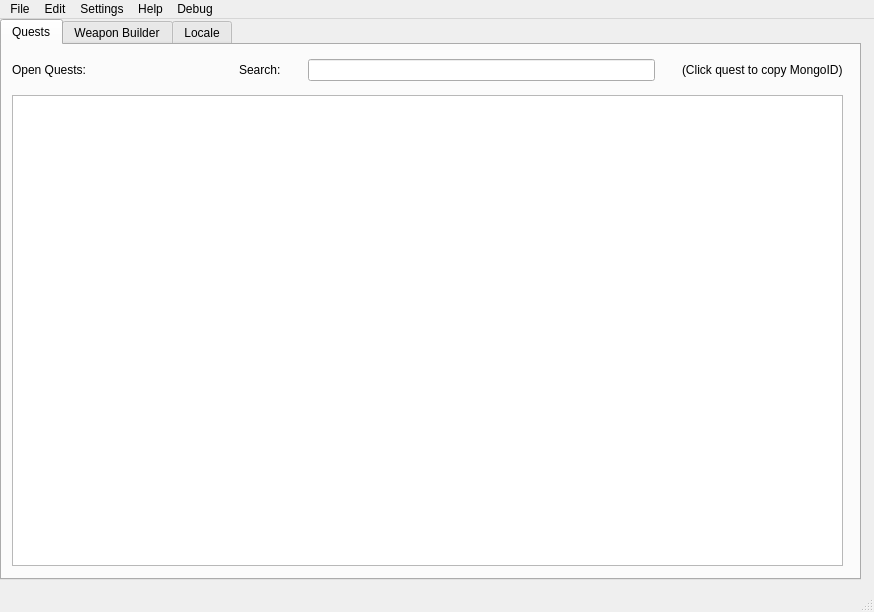
The window that src/gui_main.ui (ThePi1/SPT-Trader-Builder) describes before a commit, drawn with Qt 5.
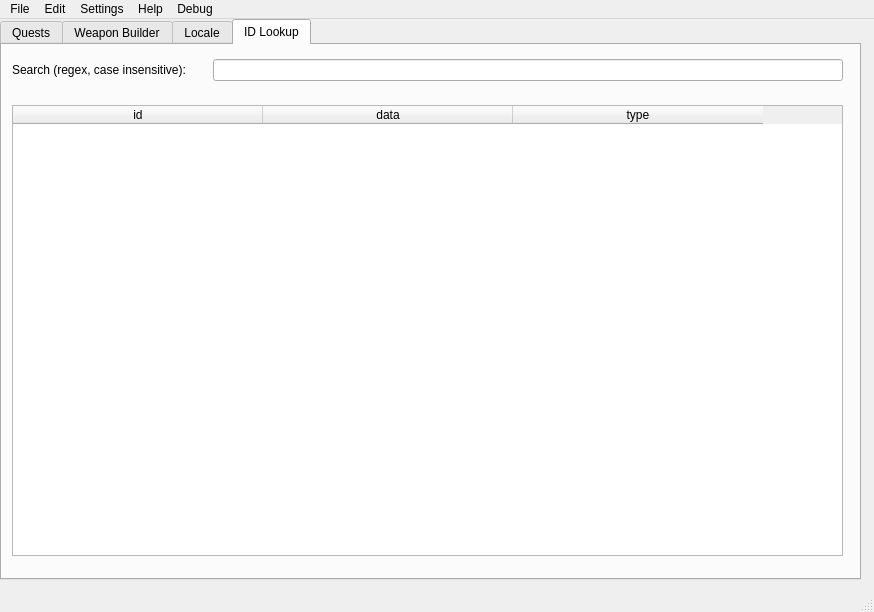
The same window after the commit. Icons and pictures are not drawn.

Commit message: Adding ID lookup in preparation for locale editor

Patch:
```diff
--- a/src/gui_main.ui
+++ b/src/gui_main.ui
@@ -66,7 +66,7 @@
      </font>
     </property>
     <property name="currentIndex">
-     <number>0</number>
+     <number>3</number>
     </property>
     <widget class="QWidget" name="quest_tab">
      <attribute name="title">
@@ -89,6 +89,9 @@
       <property name="focusPolicy">
        <enum>Qt::NoFocus</enum>
       </property>
+      <property name="wordWrap">
+       <bool>false</bool>
+      </property>
      </widget>
      <widget class="QWidget" name="gridLayoutWidget">
       <property name="geometry">
@@ -275,6 +278,76 @@
       <string>Locale</string>
      </attribute>
     </widget>
+    <widget class="QWidget" name="tab">
+     <attribute name="title">
+      <string>ID Lookup</string>
+     </attribute>
+     <widget class="QWidget" name="gridLayoutWidget_2">
+      <property name="geometry">
+       <rect>
+        <x>10</x>
+        <y>10</y>
+        <width>831</width>
+        <height>31</height>
+       </rect>
+      </property>
+      <layout class="QGridLayout" name="gridLayout_2">
+       <property name="horizontalSpacing">
+        <number>27</number>
+       </property>
+       <item row="0" column="1">
+        <widget class="QLineEdit" name="fld_idlookup"/>
+       </item>
+       <item row="0" column="0">
+        <widget class="QLabel" name="label_6">
+         <property name="text">
+          <string>Search (regex, case insensitive):</string>
+         </property>
+        </widget>
+       </item>
+      </layout>
+     </widget>
+     <widget class="QTableWidget" name="id_table">
+      <property name="geometry">
+       <rect>
+        <x>10</x>
+        <y>60</y>
+        <width>831</width>
+        <height>451</height>
+       </rect>
+      </property>
+      <property name="sizeAdjustPolicy">
+       <enum>QAbstractScrollArea::AdjustToContents</enum>
+      </property>
+      <property name="selectionBehavior">
+       <enum>QAbstractItemView::SelectItems</enum>
+      </property>
+      <property name="textElideMode">
+       <enum>Qt::ElideRight</enum>
+      </property>
+      <attribute name="horizontalHeaderVisible">
+       <bool>true</bool>
+      </attribute>
+      <attribute name="horizontalHeaderDefaultSectionSize">
+       <number>250</number>
+      </attribute>
+      <column>
+       <property name="text">
+        <string>id</string>
+       </property>
+      </column>
+      <column>
+       <property name="text">
+        <string>data</string>
+       </property>
+      </column>
+      <column>
+       <property name="text">
+        <string>type</string>
+       </property>
+      </column>
+     </widget>
+    </widget>
    </widget>
   </widget>
   <widget class="QStatusBar" name="statusBar">
```
The commit also changes 6 other files.
